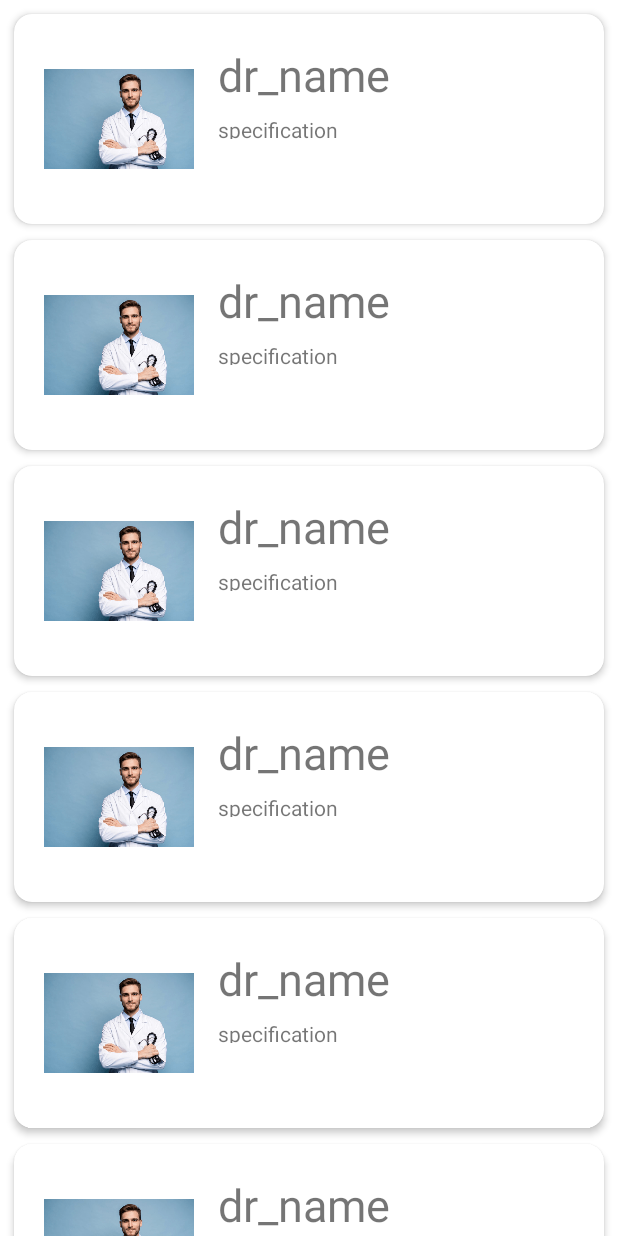
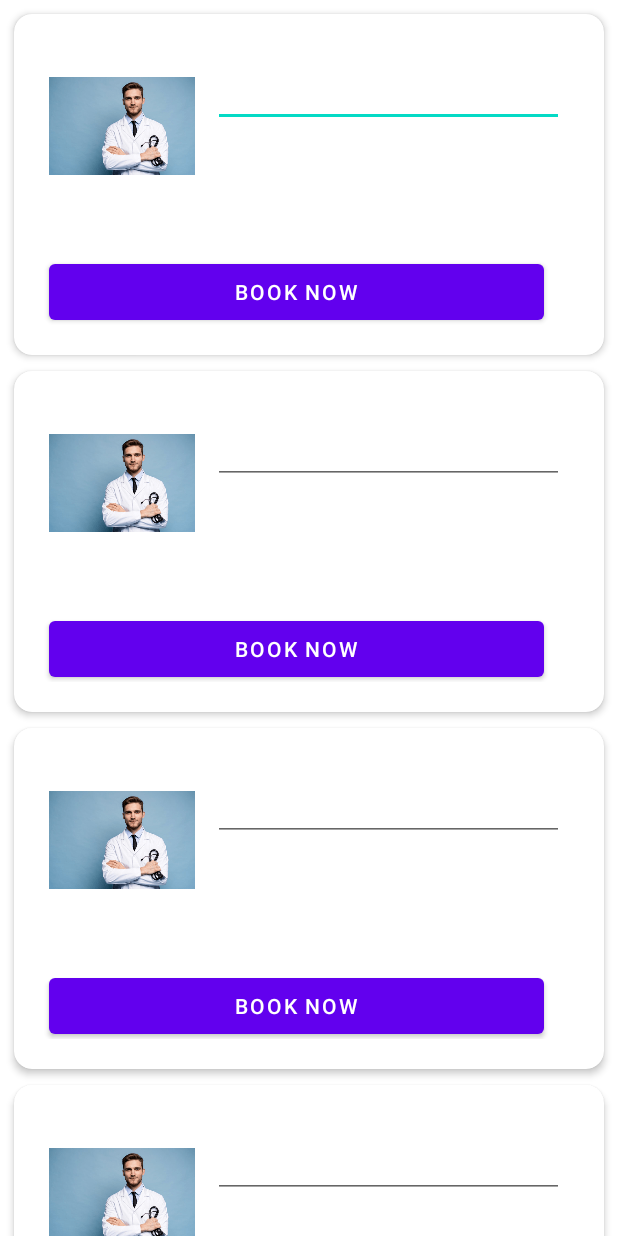
Before and after one commit to khaled365-code/ClINIDO_android_app, an Android app: the layout activity_recyclerview.xml on its own in the app's theme, with its tools: preview values and no code run, on a phone screen of 412 x 824 dp. Run offline under Robolectric (Android 15) with nearby library versions, the phone set to English and light mode, and no system bars.

Commit message:
adding recycler design

```diff
--- a/app/src/main/java/com/khaledmohamed/am_clinics/Recyclerview_Activity.kt
+++ b/app/src/main/java/com/khaledmohamed/am_clinics/Recyclerview_Activity.kt
@@ -4,6 +4,8 @@ import androidx.appcompat.app.AppCompatActivity
 import android.os.Bundle
 
 class Recyclerview_Activity : AppCompatActivity() {
+
+
     override fun onCreate(savedInstanceState: Bundle?) {
         super.onCreate(savedInstanceState)
         setContentView(R.layout.activity_recyclerview)
--- a/app/src/main/res/layout/activity_recyclerview.xml
+++ b/app/src/main/res/layout/activity_recyclerview.xml
@@ -14,9 +14,9 @@
         android:layout_marginStart="4dp"
         android:layout_marginTop="4dp"
         android:layout_marginEnd="4dp"
+        app:layoutManager="androidx.recyclerview.widget.LinearLayoutManager"
         tools:itemCount="17"
-        tools:listitem="@layout/item_recycler"
-        app:layoutManager="androidx.recyclerview.widget.LinearLayoutManager"/>
+        tools:listitem="@layout/item_recycler" />
 
 
 </RelativeLayout>
--- a/app/src/main/res/layout/item_recycler.xml
+++ b/app/src/main/res/layout/item_recycler.xml
@@ -13,41 +13,58 @@
     <androidx.constraintlayout.widget.ConstraintLayout
         android:id="@+id/relativelayout"
         android:layout_width="match_parent"
-        android:layout_height="132dp"
+        android:layout_height="219dp"
         android:padding="16dp">
 
         <ImageView
             android:id="@+id/iv_image"
-            android:layout_width="100dp"
-            android:layout_height="100dp"
+            android:layout_width="97dp"
+            android:layout_height="101dp"
+            android:layout_marginStart="3dp"
+            android:layout_marginTop="4dp"
             android:src="@drawable/doctormale"
-            app:layout_constraintLeft_toLeftOf="parent"
+            app:layout_constraintStart_toStartOf="parent"
             app:layout_constraintTop_toTopOf="parent">
 
         </ImageView>
 
-        <TextView
+        <EditText
             android:id="@+id/tv_title"
-            android:layout_width="236dp"
-            android:layout_height="39dp"
-            android:layout_marginStart="16dp"
-            android:text="dr_name"
+            android:layout_width="234dp"
+            android:layout_height="51dp"
+            android:layout_marginLeft="12dp"
+            android:layout_marginTop="4dp"
             android:textSize="30sp"
             app:layout_constraintLeft_toRightOf="@id/iv_image"
             app:layout_constraintTop_toTopOf="parent" />
 
         <TextView
             android:id="@+id/tv_detail"
-            android:layout_width="236dp"
-            android:layout_height="16dp"
-            android:layout_marginStart="16dp"
-            android:layout_marginTop="8dp"
-            android:text="specification"
+            android:layout_width="234dp"
+            android:layout_height="51dp"
+            android:layout_marginLeft="16dp"
+            android:layout_marginTop="24dp"
             app:layout_constraintLeft_toRightOf="@id/iv_image"
             app:layout_constraintTop_toBottomOf="@id/tv_title" />
+
+
+        <Button
+            android:layout_width="330dp"
+            android:layout_height="49dp"
+            android:layout_marginStart="20dp"
+            android:layout_marginTop="61dp"
+            android:layout_marginEnd="20dp"
+            android:text="Book Now"
+            app:layout_constraintEnd_toEndOf="parent"
+            app:layout_constraintHorizontal_bias="1.0"
+            app:layout_constraintStart_toStartOf="parent"
+            app:layout_constraintTop_toTopOf="@+id/tv_detail" />
 
 
     </androidx.constraintlayout.widget.ConstraintLayout>
 
 
+
+
+
 </androidx.cardview.widget.CardView>
```
Also changed, not shown: app/src/main/AndroidManifest.xml (+0 -15 lines), app/src/main/java/com/khaledmohamed/am_clinics/feedback_Activity.kt (deleted, +0 -11 lines), app/src/main/res/layout/activity_feedback.xml (deleted, +0 -45 lines), app/src/main/res/drawable-v24/dollar.png (added).
